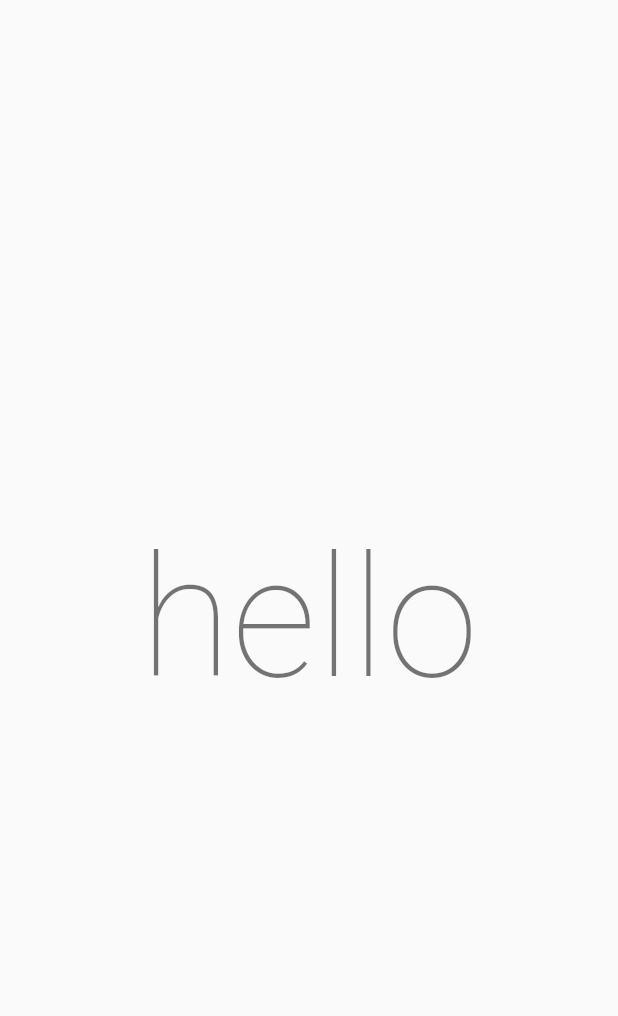
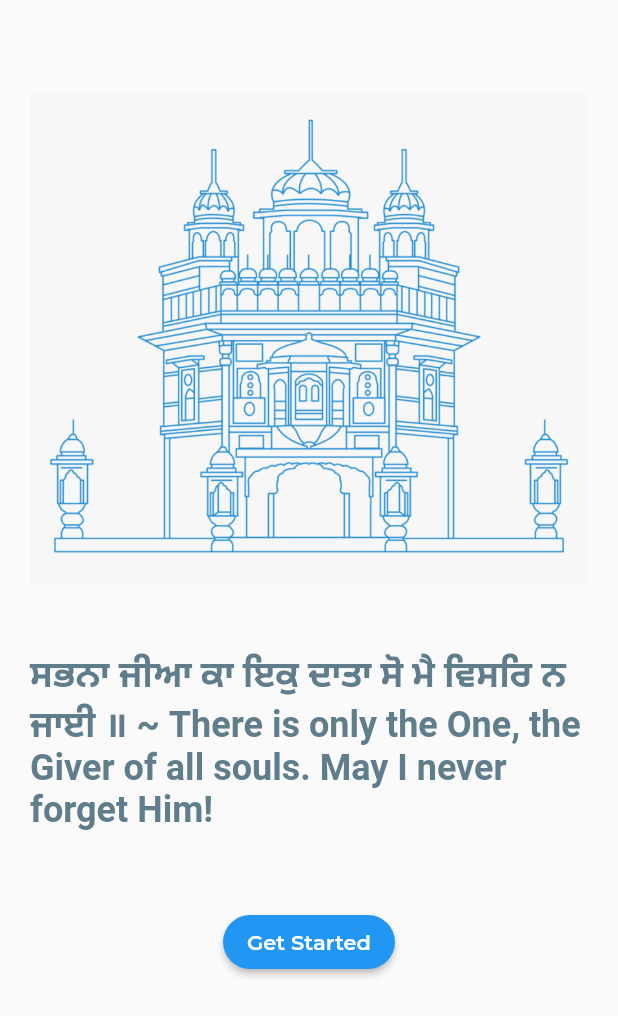
Before and after one commit to davinderjit01/Gurbani, a Flutter app: the screen it shows after launch, on a phone screen of 412 x 824 dp. Shown: the top 1016 px of the screen. Run offline on Flutter 3.47's test engine with Material 2 defaults, Android fonts, the light colour scheme and no system bars; Roboto replaces fonts that are missing (Poppins); project files that could hold a hidden picture were left out.

Commit message:
Add home screen and themes

```diff
--- a/lib/main.dart
+++ b/lib/main.dart
@@ -1,5 +1,7 @@
 import 'package:flutter/material.dart';
+import 'package:gurbani_project/presentation/home%20page/home.dart';
 import 'package:gurbani_project/presentation/splash%20screen/splash.dart';
+import 'package:gurbani_project/theme/style.dart';
 
 void main() {
   runApp(new MyApp());
@@ -11,7 +13,13 @@ class MyApp extends StatelessWidget {
   Widget build(BuildContext context) {
     return MaterialApp(
       title: 'Gurbani',
-      home: SplashScreen(),
+      routes: {
+        // When navigating to the "/" route, build the FirstScreen widget.
+        '/': (context) => SplashScreen(),
+        // When navigating to the "/second" route, build the SecondScreen widget.
+        '/second': (context) => HomePage(),
+      },
+      theme: appTheme(),
       debugShowCheckedModeBanner: true,
     );
   }
--- a/lib/presentation/splash screen/splash.dart
+++ b/lib/presentation/splash screen/splash.dart
@@ -1,6 +1,3 @@
-import 'dart:async';
-import 'package:http/http.dart' as http;
-
 import 'package:flutter/material.dart';
 import 'package:gurbani_project/theme/style.dart';
 
@@ -11,17 +8,17 @@ class SplashScreen extends StatefulWidget {
 }
 
 class _SplashScreenState extends State<SplashScreen> {
-
-  Future<String>getData() async {
-    var response = await http.get(
-        Uri.encodeFull("https://api.gurbaninow.com/"),
-        headers: {
-          "Accept": "application/json"
-        }
-    );
-    print("BODY");
-    print(response.body);
-  }
+  //
+  // Future<String>getData() async {
+  //   var response = await http.get(
+  //       Uri.encodeFull("https://api.gurbaninow.com/"),
+  //       headers: {
+  //         "Accept": "application/json"
+  //       }
+  //   );
+  //   print("BODY");
+  //   print(response.body);
+  // }
 
   @override
   Widget build(BuildContext context) {
@@ -35,17 +32,36 @@ class _SplashScreenState extends State<SplashScreen> {
 
   Widget _body(BuildContext context) {
     final ThemeData theme = Theme.of(context);
+    final height = MediaQuery.of(context).size.height;
 
-    return Center(
-            child: Text("hello", style: theme.textTheme.headline1)
-          );
+    return Column(
+        children: [
+          Center(
+            child: Image.asset('assets/images/Sri-Harmandir-Sahib.png',
+              height: height / 2,
+            ),
+          ),
+          Text('ਸਭਨਾ ਜੀਆ ਕਾ ਇਕੁ ਦਾਤਾ ਸੋ ਮੈ ਵਿਸਰਿ ਨ ਜਾਈ ॥ ~ There is only the One, the Giver of all souls. May I never forget Him!',
+              style: theme.textTheme.headline6.copyWith(
+                  color: Colors.blueGrey
+              ),
+          ),
+          SizedBox(height: 50),
+          ElevatedButton(
+            style: ButtonStyle(backgroundColor: MaterialStateProperty.all<Color>(Colors.blue)),
+            onPressed: () {
+              Navigator.pushNamed(context, '/second');
+              },
+            child: Text('Get Started'),
+          )
+
+        ]
+
+
+    );
+
 
   }
 
 
 }
-
-// ElevatedButton(
-// onPressed: getData,
-// child: Text('Hello'),
-// )
--- a/lib/theme/style.dart
+++ b/lib/theme/style.dart
@@ -123,7 +123,7 @@ ThemeData appTheme() {
     elevatedButtonTheme: ElevatedButtonThemeData(
       style: ElevatedButton.styleFrom(
         shape: RoundedRectangleBorder(
-          borderRadius: BorderRadius.circular(5),
+          borderRadius: BorderRadius.circular(20),
         ),
       ),
     ),
```
Also changed, not shown: lib/presentation/home page/home.dart (added, +13 -0 lines), assets/images/Sri-Harmandir-Sahib.png (added), assets/images/bottom_img_1.png (deleted), assets/images/bottom_img_2.png (deleted), assets/images/image_1.png (deleted), assets/images/image_2.png (deleted), assets/images/image_3.png (deleted), assets/images/img.png (deleted), assets/images/img_main.png (deleted), assets/images/logo.png (deleted).
